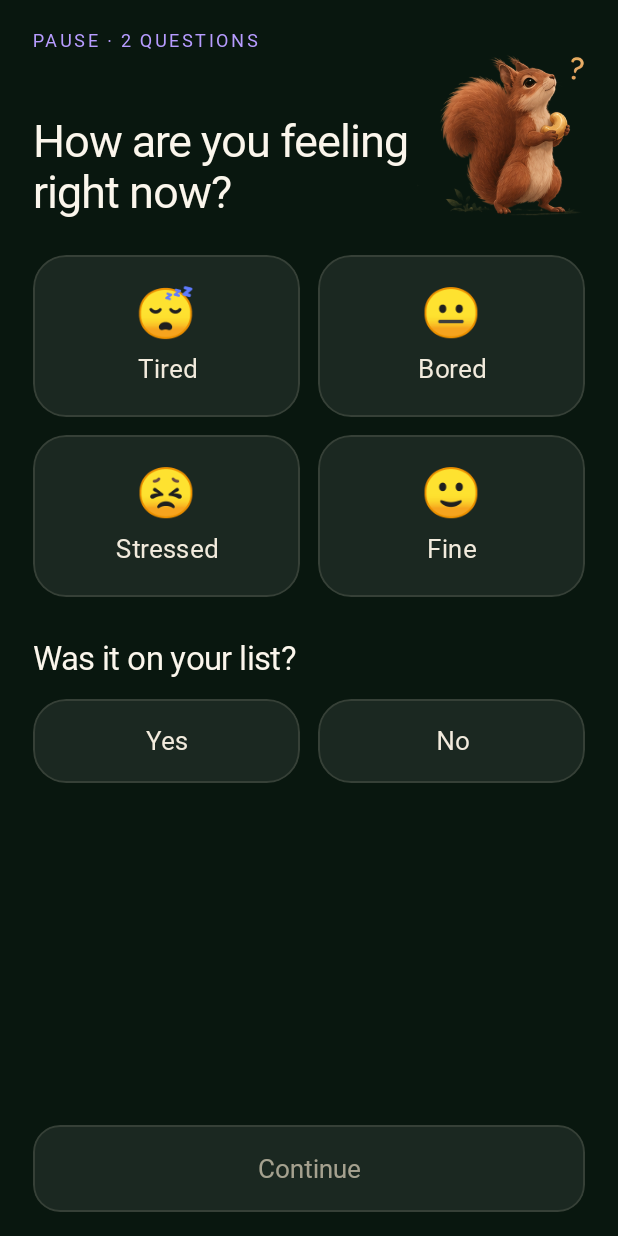
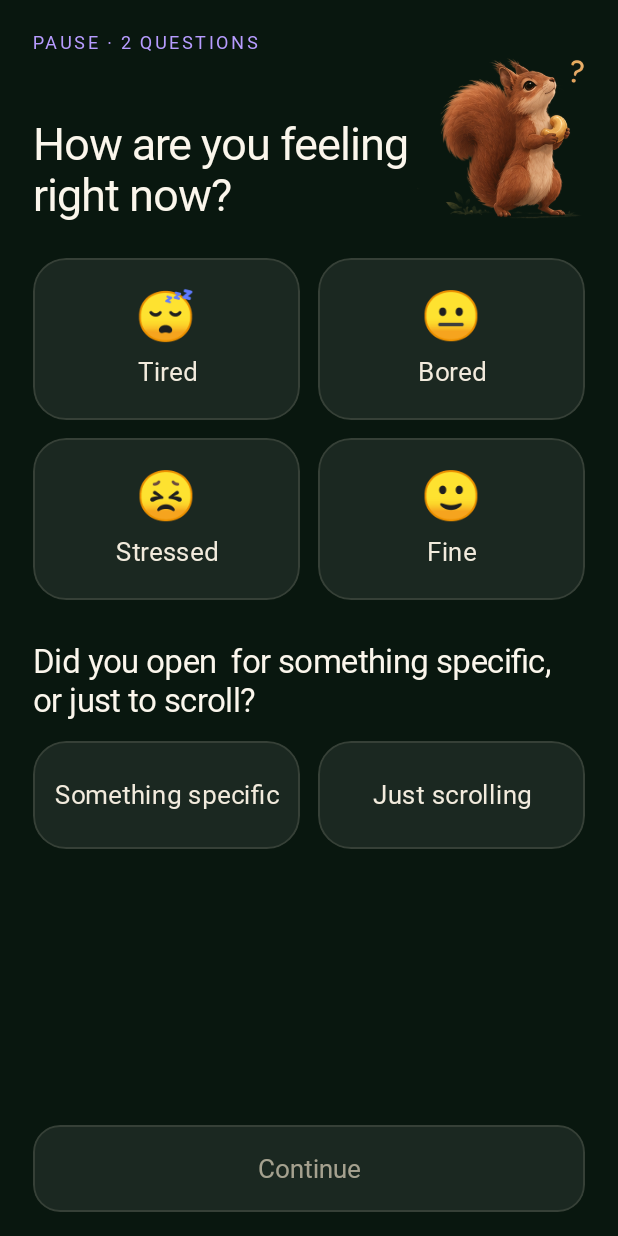
Before and after one commit to lizhaan/Cachew-App, an Android app built with Jetpack Compose: the composable QuestionsScreen called with empty values, on a phone screen of 412 x 824 dp. Run offline under Robolectric (Android 15) with nearby library versions, the phone set to English and light mode, and no system bars; Roboto replaces fonts that are not available here.

Commit message:
Questions: "something specific, or just to scroll?"
- Second question now asks why the shop was opened: Something specific / Just scrolling
- Opening time shown next to "Pause - 2 questions"
- Choice headlines follow the new answer

Co-Authored-By: Claude Opus 5.5 <noreply@anthropic.com>

```diff
--- a/app/src/main/java/app/cachew/data/Models.kt
+++ b/app/src/main/java/app/cachew/data/Models.kt
@@ -12,6 +12,10 @@ data class PauseRecord(
     val at: Long,
     val shopPackage: String,
     val mood: Mood?,
+    /**
+     * Second question: true = "Something specific", false = "Just scrolling".
+     * (Named after the v1 question "Was it on your list?"; kept so saved logs still read.)
+     */
     val onList: Boolean?,
     val action: EntryAction,
     /** How long the shop session lasted; null if no session was started (or it's still running). */
--- a/app/src/main/java/app/cachew/pause/PauseScreen.kt
+++ b/app/src/main/java/app/cachew/pause/PauseScreen.kt
@@ -125,6 +125,8 @@ fun PauseFlow(
                 onAnswer = { step = Step.Questions },
             )
             Step.Questions -> QuestionsScreen(
+                shopName = shopName,
+                time = remember(openedAt) { DateFormat.getTimeFormat(context).format(Date(openedAt)) },
                 mood = mood, onList = onList,
                 onMood = { mood = it }, onOnList = { onList = it },
                 onContinue = { step = Step.Decision },
--- a/app/src/main/java/app/cachew/pause/QuestionsScreen.kt
+++ b/app/src/main/java/app/cachew/pause/QuestionsScreen.kt
@@ -31,9 +31,15 @@ import app.cachew.ui.theme.CachewColors
 import app.cachew.ui.theme.CachewSize
 import app.cachew.ui.theme.CachewType
 
-/** Screen 14: mood (2×2 tiles) + "Was it on your list?". Continue needs both answers. */
+/**
+ * Screen 14: mood (2×2 tiles) + "Did you open <shop> for something specific, or just to scroll?".
+ * [specific] = true for "Something specific", false for "Just scrolling". Continue needs both answers.
+ */
 @Composable
 fun QuestionsScreen(
+    shopName: String,
+    /** "22:42": when the shop was opened, shown top right. */
+    time: String,
     mood: Mood?,
     onList: Boolean?,
     onMood: (Mood) -> Unit,
@@ -51,6 +57,7 @@ fun QuestionsScreen(
             Spacer(Modifier.height(20.dp))
             Row(verticalAlignment = Alignment.CenterVertically) {
                 Text(stringResource(R.string.questions_label).uppercase(), style = CachewType.Label, color = CachewColors.PurpleText, modifier = Modifier.weight(1f))
+                Text(time, style = CachewType.Body.copy(fontSize = 14.sp), color = CachewColors.TextSecondary)
             }
             Row(verticalAlignment = Alignment.Bottom) {
                 Text(
@@ -84,17 +91,17 @@ fun QuestionsScreen(
 
             Spacer(Modifier.height(16.dp))
             Text(
-                stringResource(R.string.questions_on_list),
+                stringResource(R.string.questions_specific, shopName),
                 style = CachewType.H2,
                 color = CachewColors.Title,
             )
             Spacer(Modifier.height(14.dp))
             Row(horizontalArrangement = Arrangement.spacedBy(CachewSize.Gap)) {
-                ChoiceTile(selected = onList == true, onClick = { onOnList(true) }, modifier = Modifier.weight(1f)) {
-                    ChoiceLabel(stringResource(R.string.yes))
+                ChoiceTile(selected = onList == true, onClick = { onOnList(true) }, height = 72.dp, modifier = Modifier.weight(1f)) {
+                    ChoiceLabel(stringResource(R.string.answer_specific))
                 }
-                ChoiceTile(selected = onList == false, onClick = { onOnList(false) }, modifier = Modifier.weight(1f)) {
-                    ChoiceLabel(stringResource(R.string.no))
+                ChoiceTile(selected = onList == false, onClick = { onOnList(false) }, height = 72.dp, modifier = Modifier.weight(1f)) {
+                    ChoiceLabel(stringResource(R.string.answer_scrolling))
                 }
             }
             Spacer(Modifier.height(16.dp))
--- a/app/src/main/res/values/strings.xml
+++ b/app/src/main/res/values/strings.xml
@@ -72,16 +72,16 @@
     <string name="mood_bored">Bored</string>
     <string name="mood_stressed">Stressed</string>
     <string name="mood_fine">Fine</string>
-    <string name="questions_on_list">Was it on your list?</string>
-    <string name="yes">Yes</string>
-    <string name="no">No</string>
+    <string name="questions_specific">Did you open %1$s for something specific, or just to scroll?</string>
+    <string name="answer_specific">Something specific</string>
+    <string name="answer_scrolling">Just scrolling</string>
     <string name="questions_continue">Continue</string>
 
     <!-- Choice screen (design-v2/02). Headline from the quiz answers; %1$s = mood word ("Tired"). -->
     <string name="headline_mood_scrolling">%1$s, just scrolling.</string>
-    <string name="headline_mood_on_list">%1$s, but on your list.</string>
+    <string name="headline_mood_on_list">%1$s, but here for something specific.</string>
     <string name="headline_fine_scrolling">Feeling fine, just scrolling.</string>
-    <string name="headline_all_good">On your list and feeling fine.</string>
+    <string name="headline_all_good">Feeling fine, here for something specific.</string>
     <string name="choice_body_risky">That\'s when most regret buys happen. What\'s the plan?</string>
     <string name="choice_body_planned">Sounds planned. What\'s the plan?</string>
     <string name="choice_look_title">Just look, save, don\'t buy</string>
```
